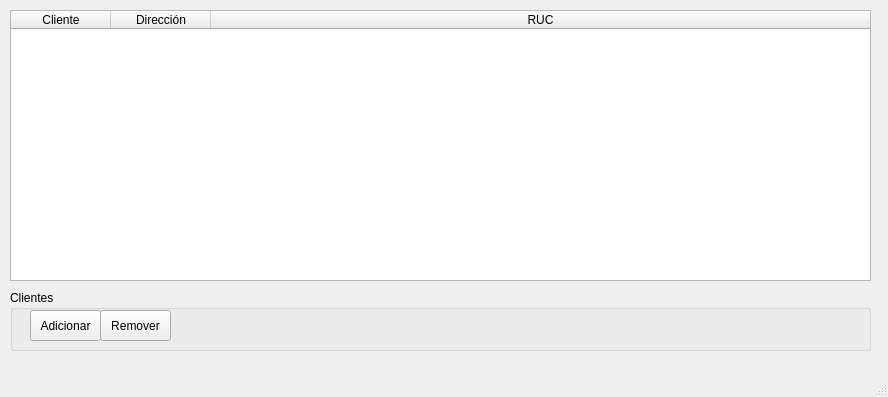
Old version of the form example2/clientes.ui in the repository crismunoz/QtDesigner.
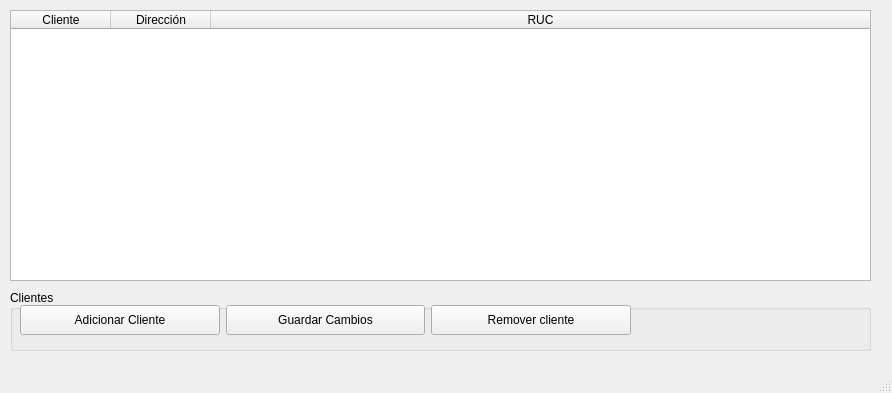
New version of the form.

Commit message: update for save client database

What changed in the file:
```diff
--- a/example2/clientes.ui
+++ b/example2/clientes.ui
@@ -6,8 +6,8 @@
    <rect>
     <x>0</x>
     <y>0</y>
-    <width>888</width>
-    <height>397</height>
+    <width>892</width>
+    <height>393</height>
    </rect>
   </property>
   <property name="windowTitle">
@@ -26,31 +26,56 @@
     <property name="title">
      <string>Clientes</string>
     </property>
-    <widget class="QPushButton" name="add_client">
+    <widget class="QWidget" name="horizontalLayoutWidget">
      <property name="geometry">
       <rect>
-       <x>20</x>
-       <y>20</y>
-       <width>71</width>
-       <height>31</height>
+       <x>10</x>
+       <y>10</y>
+       <width>611</width>
+       <height>41</height>
       </rect>
      </property>
-     <property name="text">
-      <string>Adicionar</string>
-     </property>
-    </widget>
-    <widget class="QPushButton" name="remove_client">
-     <property name="geometry">
-      <rect>
-       <x>90</x>
-       <y>20</y>
-       <width>71</width>
-       <height>31</height>
-      </rect>
-     </property>
-     <property name="text">
-      <string>Remover</string>
-     </property>
+     <layout class="QHBoxLayout" name="horizontalLayout">
+      <item>
+       <widget class="QPushButton" name="add_client">
+        <property name="minimumSize">
+         <size>
+          <width>0</width>
+          <height>30</height>
+         </size>
+        </property>
+        <property name="text">
+         <string>Adicionar Cliente</string>
+        </property>
+       </widget>
+      </item>
+      <item>
+       <widget class="QPushButton" name="save_clients">
+        <property name="minimumSize">
+         <size>
+          <width>0</width>
+          <height>30</height>
+         </size>
+        </property>
+        <property name="text">
+         <string>Guardar Cambios</string>
+        </property>
+       </widget>
+      </item>
+      <item>
+       <widget class="QPushButton" name="remove_client">
+        <property name="minimumSize">
+         <size>
+          <width>0</width>
+          <height>30</height>
+         </size>
+        </property>
+        <property name="text">
+         <string>Remover cliente</string>
+        </property>
+       </widget>
+      </item>
+     </layout>
     </widget>
    </widget>
    <widget class="QTableWidget" name="clients_table">
```
Left out of the diff: 2 changed lines with no effect on the pictures. The commit also changes 2 other files.
